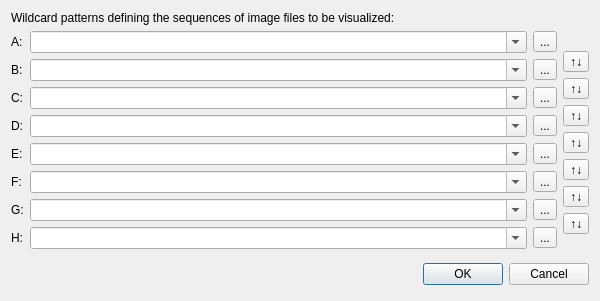
Before: the Qt Designer form ComparisonDialog.ui in wsmigaj/Cameleon, drawn with Qt 5.
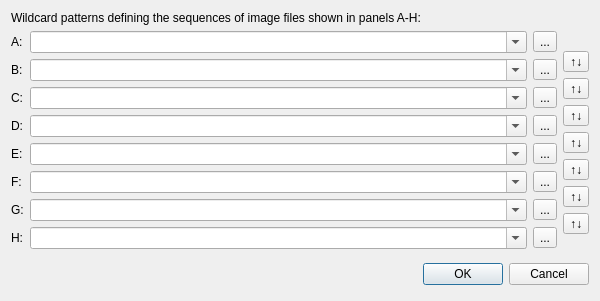
After: the same form once the commit is applied.

Commit message: Reword instructions in the Edit Comparison dialog.

Diff of the .ui file:
```diff
--- a/ComparisonDialog.ui
+++ b/ComparisonDialog.ui
@@ -28,7 +28,7 @@
      <item>
       <widget class="QLabel" name="promptLabel">
        <property name="text">
-        <string>Wildcard patterns defining the sequences of image files to be visualized:</string>
+        <string>Wildcard patterns defining the sequences of image files shown in panels A-H:</string>
        </property>
       </widget>
      </item>
```
